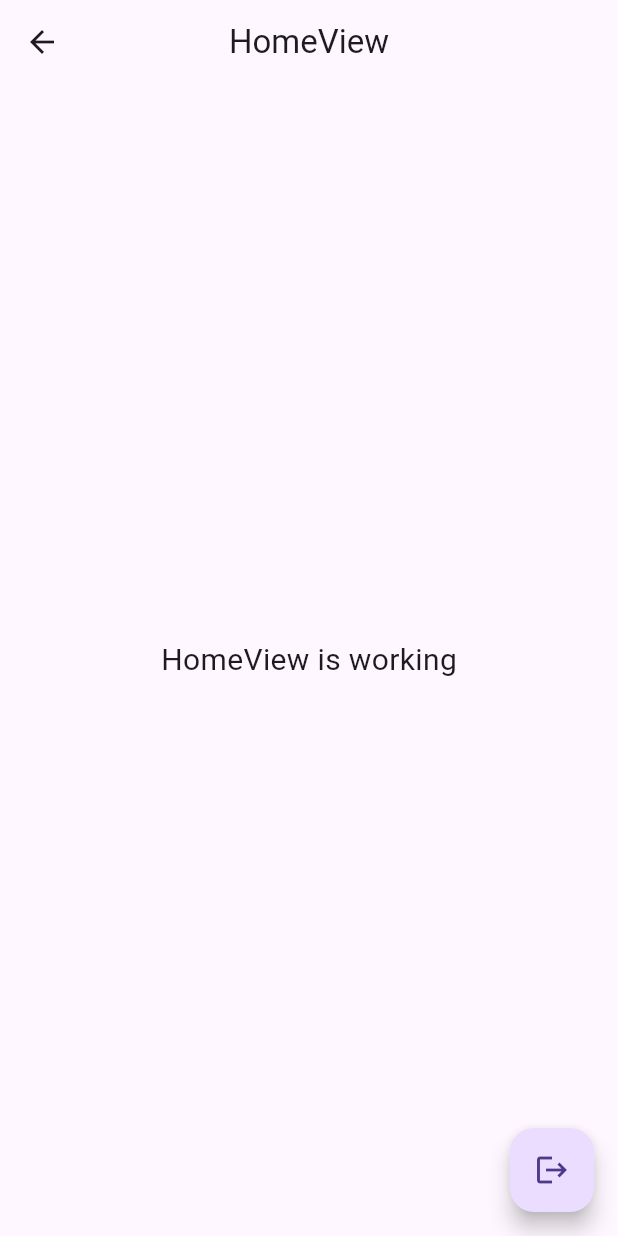
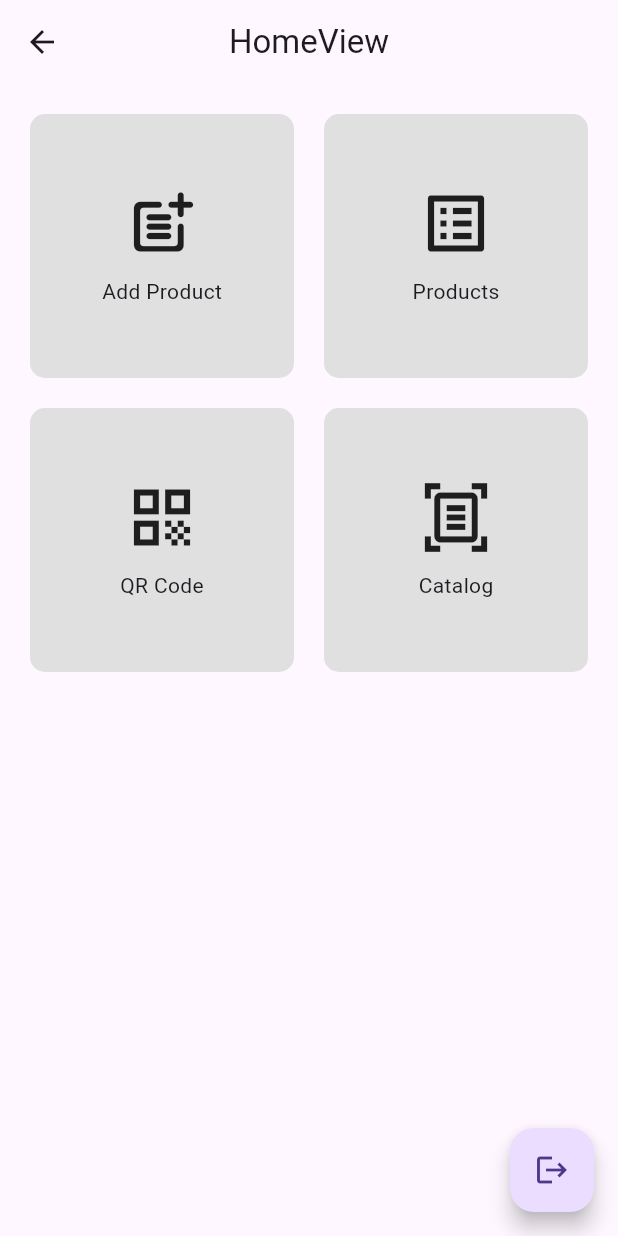
Before and after one commit to iGhost22/QR-Code, a Flutter app: the HomeView screen opened by its route, on a phone screen of 412 x 824 dp. Run offline on Flutter 3.47's test engine with Material 3 defaults, Android fonts, the phone set to English and light mode, and no system bars; our stand-ins replace firebase_auth, firebase_core, get; accounts and stored records are empty.

Commit message:
Update HomeView

```diff
--- a/lib/app/modules/home/views/home_view.dart
+++ b/lib/app/modules/home/views/home_view.dart
@@ -18,11 +18,71 @@ class HomeView extends GetView<HomeController> {
         title: const Text('HomeView'),
         centerTitle: true,
       ),
-      body: const Center(
-        child: Text(
-          'HomeView is working',
-          style: TextStyle(fontSize: 20),
+      body: GridView.builder(
+        itemCount: 4,
+        padding: const EdgeInsets.all(20),
+        gridDelegate: const SliverGridDelegateWithFixedCrossAxisCount(
+          crossAxisCount: 2,
+          mainAxisSpacing: 20,
+          crossAxisSpacing: 20,
         ),
+        itemBuilder: (context, index) {
+          late String title;
+          late IconData icon;
+          late VoidCallback onTap;
+
+          switch (index) {
+            case 0:
+              title = "Add Product";
+              icon = Icons.post_add_rounded;
+              onTap = () {
+                Get.toNamed(Routes.addProduct);
+              };
+              break;
+            case 1:
+              title = "Products";
+              icon = Icons.list_alt_outlined;
+              onTap = () {
+                Get.toNamed(Routes.products);
+              };
+              break;
+            case 2:
+              title = "QR Code";
+              icon = Icons.qr_code;
+              onTap = () {
+                print("OPEN CAMERA");
+              };
+              break;
+            case 3:
+              title = "Catalog";
+              icon = Icons.document_scanner_outlined;
+              onTap = () {
+                print("OPEN PDF");
+              };
+              break;
+          }
+
+          return Material(
+            color: Colors.grey.shade300,
+            borderRadius: BorderRadius.circular(10),
+            child: InkWell(
+              onTap: onTap,
+              borderRadius: BorderRadius.circular(10),
+              child: Column(
+                mainAxisAlignment: MainAxisAlignment.center,
+                children: [
+                  SizedBox(
+                    width: 50,
+                    height: 50,
+                    child: Icon(icon, size: 50),
+                  ),
+                  const SizedBox(height: 10),
+                  Text(title),
+                ],
+              ),
+            ),
+          );
+        },
       ),
       floatingActionButton: FloatingActionButton(
         onPressed: () async {
@@ -33,7 +93,7 @@ class HomeView extends GetView<HomeController> {
             Get.snackbar("Error", hasil['error']);
           }
         },
-        child: Icon(Icons.logout),
+        child: const Icon(Icons.logout),
       ),
     );
   }
```
